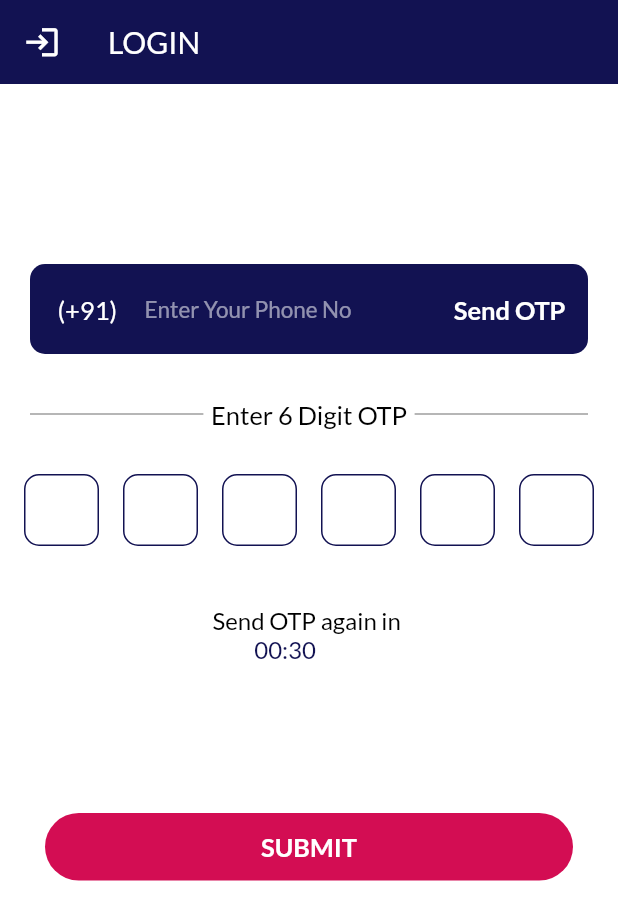
After one commit to raghavsood935/iiy_construction, a Flutter app: the screen it shows after launch, on a phone screen of 412 x 824 dp. The commit adds this screen. Shown: the top 920 px of the screen. Run offline on Flutter 3.47's test engine with Material 2 defaults, Android fonts, the phone set to English and light mode, and no system bars; drawn by our look-alikes of otp_text_field; our stand-ins replace cloud_firestore, firebase_auth, firebase_core, flutter_secure_storage, fluttertoast, google_fonts and 2 more; missing offline and left inert: autocomplete_textfield; accounts and stored records are empty.

Commit message:
Login Added

```diff
--- a/lib/login_screen.dart
+++ b/lib/login_screen.dart
@@ -1,5 +1,4 @@
 import 'package:flutter/material.dart';
-import 'package:google_fonts/google_fonts.dart';
 
 class LoginScreen extends StatefulWidget {
   @override
--- a/lib/main.dart
+++ b/lib/main.dart
@@ -1,10 +1,12 @@
+import 'package:firebase_core/firebase_core.dart';
 import 'package:flutter/material.dart';
-import 'package:flutter_iiy_construction/home_page.dart';
-import 'package:flutter_iiy_construction/in_payments.dart';
 import 'package:flutter_iiy_construction/payments.dart';
+import 'package:flutter_iiy_construction/phoneauth.dart';
 import 'package:google_fonts/google_fonts.dart';
 
-void main() {
+Future<void> main() async {
+  WidgetsFlutterBinding.ensureInitialized();
+  await Firebase.initializeApp();
   runApp(
       MaterialApp(
           home: MyApp()
@@ -13,7 +15,6 @@ void main() {
 }
 
 class MyApp extends StatelessWidget {
-  const MyApp({Key? key}) : super(key: key);
 
   // This widget is the root of your application.
   @override
@@ -22,7 +23,7 @@ class MyApp extends StatelessWidget {
       theme: ThemeData(
         fontFamily: GoogleFonts.montserrat().fontFamily
       ),
-        home: Payments(),
+        home: PhoneAuthPage(),
     );
   }
 }
--- /dev/null
+++ b/lib/model/datanextscreen.dart
@@ -0,0 +1,13 @@
+class User_Info {
+  String firstName;
+  String lastName;
+  int contactNumber;
+  String email;
+
+  User_Info({
+    required this.firstName,
+    required this.lastName,
+    required this.contactNumber,
+    required this.email,
+  });
+}
--- /dev/null
+++ b/lib/model/user_model.dart
@@ -0,0 +1,38 @@
+class UserModel {
+  String? uid;
+  String? email;
+  String? firstName;
+  String? lastName;
+  String? contactNumber;
+
+  //contructor
+  UserModel({
+    this.uid,
+    this.email,
+    this.firstName,
+    this.lastName,
+    this.contactNumber,
+  });
+
+  // receiving data from server
+  factory UserModel.fromMap(map) {
+    return UserModel(
+      uid: map['uid'],
+      email: map['email'],
+      firstName: map['firstName'],
+      lastName: map['lastName'],
+      contactNumber: map['contactNumber'],
+    );
+  }
+
+  //sending data from server
+  Map<String, dynamic> toMap() {
+    return {
+      'uid': uid,
+      'email': email,
+      'firstName': firstName,
+      'lastName': lastName,
+      'contactNumber': contactNumber,
+    };
+  }
+}
--- /dev/null
+++ b/lib/phoneauth.dart
@@ -0,0 +1,270 @@
+import 'dart:async';
+import 'package:flutter/material.dart';
+import 'package:fluttertoast/fluttertoast.dart';
+import 'package:google_fonts/google_fonts.dart';
+import 'package:otp_text_field/otp_field.dart';
+import 'package:otp_text_field/otp_field_style.dart';
+import 'package:otp_text_field/style.dart';
+
+import 'otp_login.dart';
+
+class PhoneAuthPage extends StatefulWidget {
+  @override
+  _PhoneAuthPageState createState() => _PhoneAuthPageState();
+}
+
+class _PhoneAuthPageState extends State<PhoneAuthPage> {
+  int start = 30;
+  bool wait = false;
+  bool isLoading = false;
+  String buttonName = "Send OTP";
+  TextEditingController phoneController = TextEditingController();
+  AuthClass authClass = AuthClass();
+  String verificationIdFinal = "";
+  String smsCode = "";
+  String phoneNumber = "";
+
+  @override
+  Widget build(BuildContext context) {
+    return Scaffold(
+      backgroundColor: Colors.white,
+      appBar: AppBar(
+        title: Text("LOGIN",
+            style: TextStyle(
+              fontFamily: GoogleFonts.lato().fontFamily,
+              color: Colors.white,
+            )),
+        backgroundColor: Color(0xff121252),
+        elevation: 0,
+        iconTheme: IconThemeData(color: Colors.white),
+        leading: Icon(Icons.login,size: 25,color: Colors.white,)
+      ),
+      body: Container(
+        height: MediaQuery.of(context).size.height,
+        width: MediaQuery.of(context).size.width,
+        child: SingleChildScrollView(
+          child: Column(
+            children: [
+              SizedBox(
+                height: 120,
+              ),
+              textField(),
+              SizedBox(
+                height: 30,
+              ),
+              Container(
+                width: MediaQuery.of(context).size.width - 30,
+                child: Row(
+                  children: [
+                    Expanded(
+                      child: Container(
+                        height: 1,
+                        color: Colors.grey,
+                        margin: EdgeInsets.symmetric(horizontal: 5),
+                      ),
+                    ),
+                    Text(
+                      "Enter 6 Digit OTP",
+                      style: TextStyle(
+                          fontSize: 17,
+                          fontWeight: FontWeight.w500,
+                          color: Colors.black,
+                          fontFamily: GoogleFonts.lato().fontFamily),
+                    ),
+                    Expanded(
+                      child: Container(
+                        height: 1,
+                        color: Colors.grey,
+                        margin: EdgeInsets.symmetric(horizontal: 5),
+                      ),
+                    ),
+                  ],
+                ),
+              ),
+              SizedBox(
+                height: 30,
+              ),
+              otpField(),
+              SizedBox(
+                height: 40,
+              ),
+              RichText(
+                  text: TextSpan(
+                children: [
+                  TextSpan(
+                    text: "Send OTP again in ",
+                    style: TextStyle(
+                        fontSize: 16,
+                        color: Colors.black,
+                        fontFamily: GoogleFonts.lato().fontFamily),
+                  ),
+                  TextSpan(
+                    text: "\n\t\t\t\t\t\t\t\t\t00:$start",
+                    style: TextStyle(
+                        fontSize: 16,
+                        color: Color(0xff121252),
+                        fontFamily: GoogleFonts.lato().fontFamily),
+                  ),
+                ],
+              )),
+              SizedBox(
+                height: 100,
+              ),
+              InkWell(
+                onTap: () {
+                  setState(() {
+                    isLoading = true;
+                  });
+                  authClass.signInwithPhoneNumber(
+                      phoneController.text, verificationIdFinal, smsCode, context);
+                },
+                child: Container(
+                  height: 45,
+                  width: MediaQuery.of(context).size.width - 60,
+                  decoration: BoxDecoration(
+                      color: Color(0xffd30d53),
+                      borderRadius: BorderRadius.circular(25)),
+                  child: Center(
+                    child: (isLoading)
+                        ? const SizedBox(
+                            width: 16,
+                            height: 16,
+                            child: CircularProgressIndicator(
+                              color: Colors.white,
+                              strokeWidth: 1.5,
+                            ))
+                        : Text(
+                            "SUBMIT",
+                            style: TextStyle(
+                                fontSize: 17,
+                                color: Colors.white,
+                                fontWeight: FontWeight.w700,
+                                fontFamily: GoogleFonts.lato().fontFamily),
+                          ),
+                  ),
+                ),
+              )
+            ],
+          ),
+        ),
+      ),
+    );
+  }
+
+  void startTimer() {
+    const onsec = Duration(seconds: 1);
+    Timer _timer = Timer.periodic(onsec, (timer) {
+      if (start == 0) {
+        setState(() {
+          timer.cancel();
+          wait = false;
+        });
+      } else {
+        setState(() {
+          start--;
+        });
+      }
+    });
+  }
+
+  Widget otpField() {
+    return OTPTextField(
+        length: 6,
+        width: MediaQuery.of(context).size.width,
+        fieldWidth: 50,
+        otpFieldStyle: OtpFieldStyle(
+            backgroundColor: Colors.white,
+            enabledBorderColor: Color(0xff121252),
+            focusBorderColor: Color(0xff121252)
+        ),
+        fieldStyle: FieldStyle.box,
+        style: TextStyle(
+            fontSize: 20,
+            color: Color(0xff121252),
+            fontFamily: GoogleFonts.lato().fontFamily,
+            fontWeight: FontWeight.w500),
+        textFieldAlignment: MainAxisAlignment.spaceEvenly,
+        onChanged: (pin) {
+          print("Entered");
+        },
+        onCompleted: (pin) {
+          print("Completed: " + pin);
+          setState(() {
+            smsCode = pin;
+          });
+        },
+    );
+  }
+
+  Widget textField() {
+    return Container(
+      width: MediaQuery.of(context).size.width - 40,
+      height: 60,
+      decoration: BoxDecoration(
+        color: Color(0xff121252),
+        borderRadius: BorderRadius.circular(10),
+      ),
+      child: TextFormField(
+        cursorColor: Colors.white,
+        controller: phoneController,
+        style: TextStyle(
+            color: Colors.white,
+            fontSize: 17,
+            fontFamily: GoogleFonts.lato().fontFamily),
+        keyboardType: TextInputType.number,
+        decoration: InputDecoration(
+          border: InputBorder.none,
+          hintText: "Enter Your Phone No",
+          hintStyle: TextStyle(
+              color: Colors.white54,
+              fontSize: 15,
+              fontFamily: GoogleFonts.lato().fontFamily),
+          contentPadding:
+              const EdgeInsets.symmetric(vertical: 19, horizontal: 5),
+          prefixIcon: Padding(
+            padding: const EdgeInsets.symmetric(vertical: 14, horizontal: 15),
+            child: Text(
+              " (+91) ",
+              style: TextStyle(
+                  color: Colors.white,
+                  fontSize: 17,
+                  fontFamily: GoogleFonts.lato().fontFamily),
+            ),
+          ),
+          suffixIcon: InkWell(
+            onTap: wait
+                ? null
+                : () async {
+                    setState(() {
+                      start = 30;
+                      wait = true;
+                      buttonName = "Resend OTP";
+                      Fluttertoast.showToast(msg: "Verifying...");
+                    });
+                    await authClass.verifyPhoneNumber(
+                        "+91 ${phoneController.text}", context, setData);
+                  },
+            child: Padding(
+              padding: const EdgeInsets.symmetric(vertical: 20, horizontal: 15),
+              child: Text(
+                buttonName,
+                style: TextStyle(
+                    color: wait ? Colors.grey : Colors.white,
+                    fontSize: 17,
+                    fontWeight: FontWeight.bold,
+                    fontFamily: GoogleFonts.lato().fontFamily),
+              ),
+            ),
+          ),
+        ),
+      ),
+    );
+  }
+
+  void setData(String verificationId) {
+    setState(() {
+      verificationIdFinal = verificationId;
+    });
+    startTimer();
+  }
+}
```
Also changed, not shown: lib/otp_login.dart (added, +159 -0 lines), pubspec.yaml (+9 -0 lines), pubspec.lock, 10 other files.
